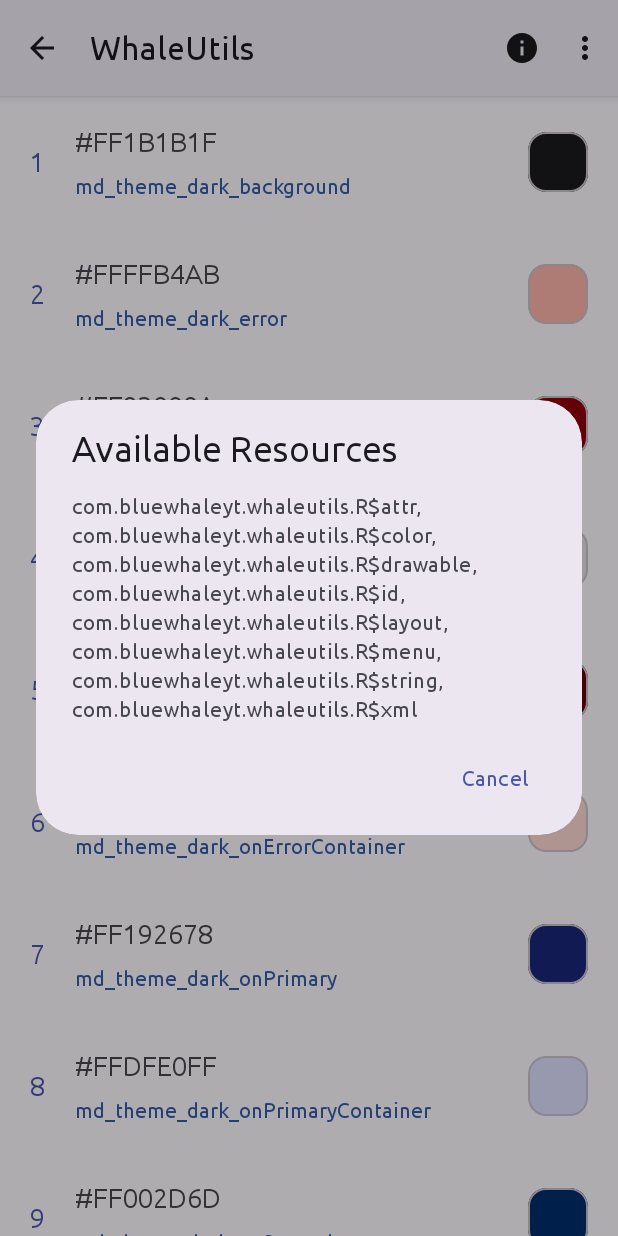
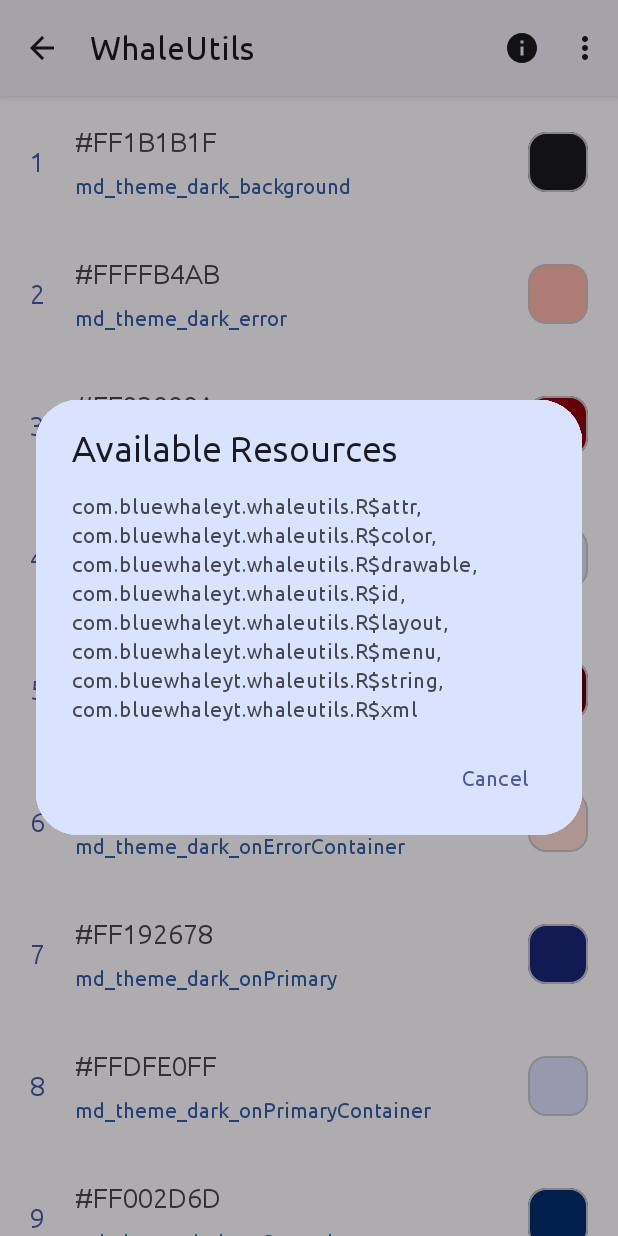
Before and after one commit to BlueWhaleYT/WhaleUtils-Deprecated, an Android app: the UtilsCodeActivity screen opened directly, with no data from a screen before it, after a tap on "Available Resources", on a phone screen of 412 x 824 dp. Run offline under Robolectric (Android 15) with nearby library versions, the phone set to English and light mode, and no system bars; libraries missing offline, so code that uses them is left out: com.jakewharton.processphoenix, org.eclipse.jgit; 1 statement that could not run was skipped.

Commit message:
fix material 3 dialog

```diff
--- a/app/src/main/res/values-night/themes.xml
+++ b/app/src/main/res/values-night/themes.xml
@@ -3,9 +3,8 @@
     <style name="Theme.WhaleUtils" parent="Theme.Material3.DayNight">
         <item name="fontFamily">@font/ubuntu_regular</item>
         <item name="switchPreferenceCompatStyle">@style/Theme.SwitchPreference</item>
-        <item name="materialAlertDialogTheme">@style/ThemeOverlay.Material3.MaterialAlertDialog</item>
-        <item name="alertDialogTheme">@style/ThemeOverlay.Material3.MaterialAlertDialog</item>
-        <item name="dialogCornerRadius">28dp</item>
+        <item name="materialAlertDialogTheme">@style/Theme.AlertDialog</item>
+        <item name="alertDialogTheme">@style/Theme.AlertDialog</item>
 
         <item name="colorPrimary">@color/md_theme_dark_primary</item>
         <item name="colorOnPrimary">@color/md_theme_dark_onPrimary</item>
@@ -38,4 +37,10 @@
     <style name="Theme.SwitchPreference" parent="Preference.SwitchPreference.Material">
         <item name="android:widgetLayout">@layout/layout_preference_material3_switch</item>
     </style>
+
+    <style name="Theme.AlertDialog" parent="ThemeOverlay.Material3.MaterialAlertDialog">
+        <item name="dialogCornerRadius">28dp</item>
+        <item name="android:background">?colorOnSecondary</item>
+    </style>
+
 </resources>
--- a/app/src/main/res/values/themes.xml
+++ b/app/src/main/res/values/themes.xml
@@ -3,8 +3,8 @@
     <style name="Theme.WhaleUtils" parent="Theme.Material3.DayNight">
         <item name="fontFamily">@font/ubuntu_regular</item>
         <item name="switchPreferenceCompatStyle">@style/Theme.SwitchPreference</item>
-        <item name="materialAlertDialogTheme">@style/ThemeOverlay.Material3.MaterialAlertDialog</item>
-        <item name="alertDialogTheme">@style/ThemeOverlay.Material3.MaterialAlertDialog</item>
+        <item name="materialAlertDialogTheme">@style/Theme.AlertDialog</item>
+        <item name="alertDialogTheme">@style/Theme.AlertDialog</item>
         <item name="dialogCornerRadius">28dp</item>
 
         <item name="colorPrimary">@color/md_theme_light_primary</item>
@@ -41,5 +41,6 @@
 
     <style name="Theme.AlertDialog" parent="ThemeOverlay.Material3.MaterialAlertDialog">
         <item name="dialogCornerRadius">28dp</item>
+        <item name="android:background">?colorSecondaryContainer</item>
     </style>
 </resources>
```
